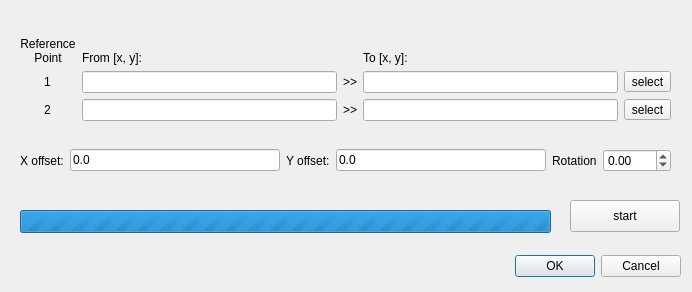
Old version of the form SEMImagePlacer_dialog_base.ui in the repository saburo/SEMImagePlacer.
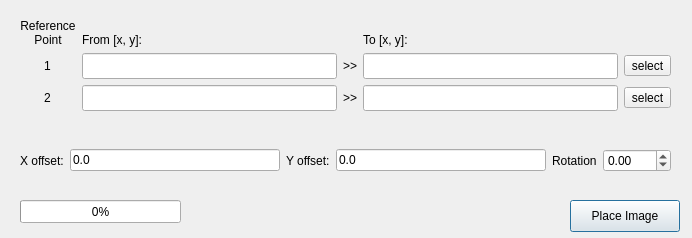
New version of the form.

Commit message:
Add selecting CRS prompt based on user configuration
If user sets "Prompt for CRS" for new layers, CRS prompt pops up. If not, plugin uses default value.

Patch:
```diff
--- a/SEMImagePlacer_dialog_base.ui
+++ b/SEMImagePlacer_dialog_base.ui
@@ -7,28 +7,12 @@
     <x>0</x>
     <y>0</y>
     <width>692</width>
-    <height>292</height>
+    <height>238</height>
    </rect>
   </property>
   <property name="windowTitle">
    <string>SEM Image Placer</string>
   </property>
-  <widget class="QDialogButtonBox" name="button_box">
-   <property name="geometry">
-    <rect>
-     <x>340</x>
-     <y>250</y>
-     <width>341</width>
-     <height>32</height>
-    </rect>
-   </property>
-   <property name="orientation">
-    <enum>Qt::Horizontal</enum>
-   </property>
-   <property name="standardButtons">
-    <set>QDialogButtonBox::Cancel|QDialogButtonBox::Ok</set>
-   </property>
-  </widget>
   <widget class="QPushButton" name="Btn_1">
    <property name="geometry">
     <rect>
@@ -38,21 +22,24 @@
      <height>32</height>
     </rect>
    </property>
+   <property name="focusPolicy">
+    <enum>Qt::StrongFocus</enum>
+   </property>
    <property name="text">
-    <string>start</string>
+    <string>Place Image</string>
    </property>
   </widget>
   <widget class="QProgressBar" name="prgBar_1">
    <property name="geometry">
     <rect>
      <x>20</x>
-     <y>210</y>
-     <width>531</width>
+     <y>200</y>
+     <width>161</width>
      <height>23</height>
     </rect>
    </property>
    <property name="maximum">
-    <number>0</number>
+    <number>100</number>
    </property>
    <property name="value">
     <number>0</number>
@@ -60,6 +47,9 @@
    <property name="orientation">
     <enum>Qt::Horizontal</enum>
    </property>
+   <property name="invertedAppearance">
+    <bool>false</bool>
+   </property>
    <property name="textDirection">
     <enum>QProgressBar::TopToBottom</enum>
    </property>
@@ -68,13 +58,13 @@
    <property name="geometry">
     <rect>
      <x>20</x>
-     <y>20</y>
+     <y>10</y>
      <width>651</width>
      <height>101</height>
     </rect>
    </property>
    <layout class="QGridLayout" name="gridLayout">
-    <item row="2" column="2">
+    <item row="3" column="2">
      <widget class="QLabel" name="label_2">
       <property name="text">
        <string>&gt;&gt;</string>
@@ -88,35 +78,21 @@
       </property>
      </widget>
     </item>
-    <item row="2" column="0" alignment="Qt::AlignHCenter">
+    <item row="3" column="0" alignment="Qt::AlignHCenter">
      <widget class="QLabel" name="label_4">
       <property name="text">
        <string>2</string>
       </property>
      </widget>
     </item>
-    <item row="2" column="1">
-     <widget class="QLineEdit" name="Txt_Ref2From"/>
-    </item>
-    <item row="2" column="4">
-     <widget class="QToolButton" name="Btn_Ref2">
-      <property name="text">
-       <string>select</string>
-      </property>
-     </widget>
-    </item>
-    <item row="1" column="4">
-     <widget class="QToolButton" name="Btn_Ref1">
-      <property name="text">
-       <string>select</string>
-      </property>
-     </widget>
-    </item>
     <item row="1" column="1">
-     <widget class="QLineEdit" name="Txt_Ref1From"/>
-    </item>
-    <item row="2" column="3">
-     <widget class="QLineEdit" name="Txt_Ref2To"/>
+     <widget class="QLineEdit" name="Txt_Ref1From">
+      <property name="font">
+       <font>
+        <pointsize>11</pointsize>
+       </font>
+      </property>
+     </widget>
     </item>
     <item row="1" column="2">
      <widget class="QLabel" name="label">
@@ -126,7 +102,38 @@
      </widget>
     </item>
     <item row="1" column="3">
-     <widget class="QLineEdit" name="Txt_Ref1To"/>
+     <widget class="QLineEdit" name="Txt_Ref1To">
+      <property name="font">
+       <font>
+        <pointsize>11</pointsize>
+       </font>
+      </property>
+     </widget>
+    </item>
+    <item row="3" column="1">
+     <widget class="QLineEdit" name="Txt_Ref2From">
+      <property name="font">
+       <font>
+        <pointsize>11</pointsize>
+       </font>
+      </property>
+     </widget>
+    </item>
+    <item row="3" column="4">
+     <widget class="QToolButton" name="Btn_Ref2">
+      <property name="text">
+       <string>select</string>
+      </property>
+     </widget>
+    </item>
+    <item row="3" column="3">
+     <widget class="QLineEdit" name="Txt_Ref2To">
+      <property name="font">
+       <font>
+        <pointsize>11</pointsize>
+       </font>
+      </property>
+     </widget>
     </item>
     <item row="0" column="0" alignment="Qt::AlignHCenter">
      <widget class="QLabel" name="label_5">
@@ -159,6 +166,13 @@
       </property>
      </widget>
     </item>
+    <item row="1" column="4">
+     <widget class="QToolButton" name="Btn_Ref1">
+      <property name="text">
+       <string>select</string>
+      </property>
+     </widget>
+    </item>
    </layout>
   </widget>
   <widget class="QWidget" name="horizontalLayoutWidget">
```
Left out of the diff: 35 changed lines with no effect on the pictures. The commit also changes 1 other file.
